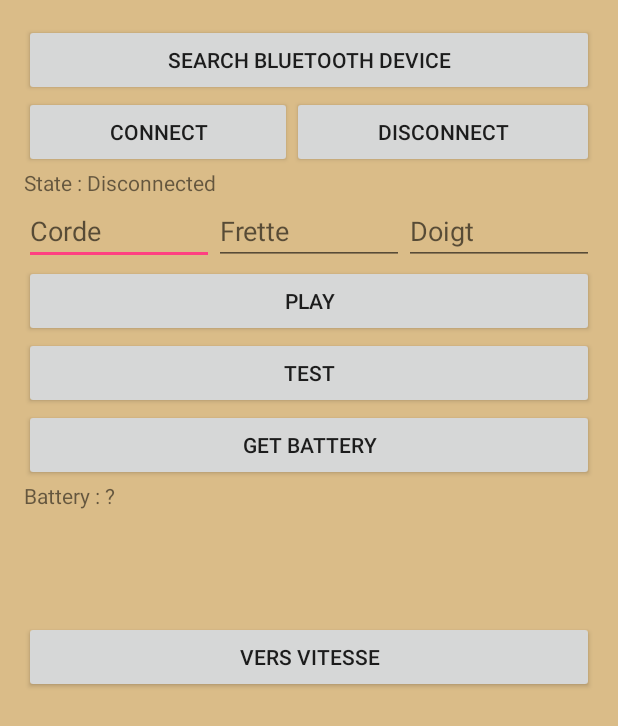
After one commit to Hbarbaroux/PACT-4.5, an Android app: the TestBluetoothActivity screen opened directly, with no data from a screen before it, on a phone screen of 412 x 824 dp. The commit adds this screen. Shown: the top 726 px of the screen. Run offline under Robolectric (Android 15) with nearby library versions, the phone set to English and light mode, and no system bars.

Commit message:
TestBluetoothActivity : création d'une activité entre ChoosePartitionActivity et ChooseSpeedActivity pour effectuer la liaison bluetooth à l'arduino

```diff
--- a/GuitarLEDgend/app/src/main/java/com/example/hugo/guitarledgend/activities/ChoosePartitionActivity.java
+++ b/GuitarLEDgend/app/src/main/java/com/example/hugo/guitarledgend/activities/ChoosePartitionActivity.java
@@ -55,7 +55,7 @@ public class ChoosePartitionActivity extends AppCompatActivity {
                 if (!(file.exists())) {
                     askingForDeletion();
                 } else {
-                    Intent intent = new Intent(ChoosePartitionActivity.this, ChooseSpeedActivity.class);
+                    Intent intent = new Intent(ChoosePartitionActivity.this, TestBluetoothActivity.class);
                     intent.putExtra("partition_id", (long) position + 1);
                     startActivity(intent);
                 }
--- /dev/null
+++ b/GuitarLEDgend/app/src/main/java/com/example/hugo/guitarledgend/activities/TestBluetoothActivity.java
@@ -0,0 +1,155 @@
+package com.example.hugo.guitarledgend.activities;
+
+import java.io.UnsupportedEncodingException;
+import java.util.Arrays;
+
+import android.content.IntentFilter;
+import android.os.Bundle;
+import android.app.Activity;
+import android.bluetooth.BluetoothAdapter;
+import android.bluetooth.BluetoothDevice;
+import android.content.BroadcastReceiver;
+import android.content.Context;
+import android.content.Intent;
+import android.os.Handler;
+import android.os.Looper;
+import android.os.Message;
+import android.view.Menu;
+import android.view.View;
+import android.widget.Button;
+import android.widget.EditText;
+import android.widget.TextView;
+
+import com.example.hugo.guitarledgend.R;
+import com.example.hugo.guitarledgend.bluetooth.BluetoothModule;
+
+public class TestBluetoothActivity extends Activity {
+
+    private TextView mTextView;
+    private TextView mTextViewState;
+    private EditText mEditTextCorde;
+    private EditText mEditTextFrette;
+    private EditText mEditTextDoigt;
+    private Button mButtonSearch;
+    private Handler mHandler;
+    private BluetoothModule myDevice;
+    private Button versVitesse;
+
+
+    private BroadcastReceiver mReceiver = new BroadcastReceiver() {
+        @Override
+        public void onReceive(Context context, Intent intent) {
+            String action = intent.getAction();
+
+            if (action.equals(BluetoothDevice.ACTION_ACL_CONNECTED)) {
+                // TODO : action when connection established
+            }
+            else if (action.equals(BluetoothDevice.ACTION_ACL_DISCONNECTED)) {
+                // TODO : action when connection lost
+            }
+            else if (action.equals(BluetoothModule.ACTION_BATTERY_LOW)) {
+                // TODO : action when battery low
+            }
+        }
+    };
+
+    @Override
+    protected void onCreate(Bundle savedInstanceState) {
+        super.onCreate(savedInstanceState);
+
+        setContentView(R.layout.activity_test_bluetooth);
+
+        mTextView = (TextView) findViewById(R.id.tvDevices);
+        mTextViewState = (TextView) findViewById(R.id.textViewState);
+        mEditTextCorde = (EditText) findViewById(R.id.editTextCorde);
+        mEditTextFrette = (EditText) findViewById(R.id.editTextFrette);
+        mEditTextDoigt = (EditText) findViewById(R.id.editTextDoigt);
+        mButtonSearch = (Button) findViewById(R.id.button_id);
+        versVitesse = (Button) findViewById(R.id.versvitesse);
+
+        IntentFilter mFilter = new IntentFilter(BluetoothDevice.ACTION_ACL_CONNECTED);
+        registerReceiver(mReceiver, mFilter);
+        mFilter = new IntentFilter(BluetoothDevice.ACTION_ACL_DISCONNECTED);
+        registerReceiver(mReceiver, mFilter);
+        mFilter = new IntentFilter(BluetoothModule.ACTION_BATTERY_LOW);
+        registerReceiver(mReceiver, mFilter);
+
+
+
+        // Defines a Handler object that's attached to the UI thread
+        mHandler = new Handler(Looper.getMainLooper()) {
+            @Override
+            public void handleMessage(Message inputMessage) {
+                try {
+                    byte[] shortenedMessage = Arrays.copyOf((byte[]) inputMessage.obj, inputMessage.arg1);
+                    String value = new String(shortenedMessage, "UTF-8");
+                    if (value.equals("1")) {
+                        Intent intent = new Intent(BluetoothModule.ACTION_BATTERY_LOW);
+                        sendBroadcast(intent);
+                    }
+                } catch (UnsupportedEncodingException e) {
+                    e.printStackTrace();
+                }
+            }
+        };
+
+        try {
+            myDevice = new BluetoothModule(this, mHandler);
+        }
+        catch (Exception e) {
+            e.printStackTrace();
+        }
+    }
+
+    @Override
+    protected void onDestroy() {
+        // TODO Auto-generated method stub
+        super.onDestroy();
+
+        unregisterReceiver(mReceiver);
+    }
+
+ /*   @Override
+    public boolean onCreateOptionsMenu(Menu menu) {
+        // Inflate the menu; this adds items to the action bar if it is present.
+        getMenuInflater().inflate(R.menu.main, menu);
+        return true;
+    }*/
+
+    public void onClick_Search(View v) {
+        myDevice.search();
+    }
+
+    public void onClick_Connect(View v) {
+        try {
+            myDevice.connect();
+        } catch (Exception e) {
+            e.printStackTrace();
+        }
+    }
+
+    public void onClick_Next(View v) {
+        Intent intent = new Intent(TestBluetoothActivity.this, ChooseSpeedActivity.class);
+        startActivity(intent);
+    }
+
+    public void onClick_Disconnect(View v) {
+        myDevice.disconnect();
+    }
+
+    public void onClick_Play(View v) {
+        try {
+            myDevice.send(Integer.parseInt(mEditTextCorde.getText().toString()), Integer.parseInt(mEditTextFrette.getText().toString()), Integer.parseInt(mEditTextDoigt.getText().toString()));
+        } catch (Exception e) {
+            e.printStackTrace();
+        }
+    }
+
+    public void onClick_Test(View v) {
+        try {
+            myDevice.send(0,0,1);
+        } catch (Exception e) {
+            e.printStackTrace();
+        }
+    }
+}
--- a/GuitarLEDgend/app/src/main/java/com/example/hugo/guitarledgend/activities/profiles/ProfilesActivity.java
+++ b/GuitarLEDgend/app/src/main/java/com/example/hugo/guitarledgend/activities/profiles/ProfilesActivity.java
@@ -88,14 +88,14 @@ public class ProfilesActivity extends AppCompatActivity implements NavigationVie
         // Handle navigation view item clicks here.
         int id = item.getItemId();
 
-        if (id == R.id.nav_settings) {
+/*        if (id == R.id.nav_settings) {
             Intent intent = new Intent(ProfilesActivity.this, SettingsActivity.class);
             startActivity(intent);
         }
         else if (id == R.id.nav_help) {
             Intent intent = new Intent(ProfilesActivity.this, HelpActivity.class);
             startActivity(intent);
-        }
+        }*/
 
         DrawerLayout drawer = (DrawerLayout) findViewById(R.id.drawer_layout);
         drawer.closeDrawer(GravityCompat.START);
--- /dev/null
+++ b/GuitarLEDgend/app/src/main/res/layout/activity_test_bluetooth.xml
@@ -0,0 +1,138 @@
+<?xml version="1.0" encoding="utf-8"?>
+<RelativeLayout xmlns:android="http://schemas.android.com/apk/res/android"
+    xmlns:tools="http://schemas.android.com/tools"
+    android:layout_width="match_parent"
+    android:layout_height="match_parent"
+    android:paddingBottom="@dimen/activity_vertical_margin"
+    android:paddingLeft="@dimen/activity_horizontal_margin"
+    android:paddingRight="@dimen/activity_horizontal_margin"
+    android:paddingTop="@dimen/activity_vertical_margin"
+    tools:context=".bluetooth.BluetoothActivity" >
+
+    <LinearLayout
+        android:orientation="vertical"
+        android:layout_width="match_parent"
+        android:layout_height="match_parent"
+        android:layout_alignParentLeft="true"
+        android:layout_alignParentStart="true"
+        android:layout_alignParentBottom="true"
+        android:layout_alignParentRight="true"
+        android:layout_alignParentEnd="true"
+        android:layout_alignParentTop="true">
+
+        <Button
+            android:id="@+id/button_id"
+            android:layout_width="match_parent"
+            android:layout_height="wrap_content"
+            android:onClick="onClick_Search"
+            android:text="Search bluetooth device" />
+
+        <LinearLayout
+            android:orientation="horizontal"
+            android:layout_width="match_parent"
+            android:layout_height="wrap_content"
+            android:layout_alignParentBottom="true"
+            android:layout_alignParentLeft="true"
+            android:layout_alignParentStart="true">
+
+            <Button
+                android:text="Connect"
+                android:layout_width="wrap_content"
+                android:layout_height="wrap_content"
+                android:id="@+id/buttonConnect"
+                android:onClick="onClick_Connect"
+                android:layout_weight="1" />
+
+            <Button
+                android:text="Disconnect"
+                android:layout_width="wrap_content"
+                android:layout_height="wrap_content"
+                android:id="@+id/buttonDisconnect"
+                android:onClick="onClick_Disconnect"
+                android:layout_weight="1" />
+
+        </LinearLayout>
+
+        <TextView
+            android:text="State : Disconnected"
+            android:layout_width="match_parent"
+            android:layout_height="wrap_content"
+            android:id="@+id/textViewState" />
+
+        <LinearLayout
+            android:orientation="horizontal"
+            android:layout_width="match_parent"
+            android:layout_height="wrap_content">
+
+            <EditText
+                android:layout_width="match_parent"
+                android:layout_height="wrap_content"
+                android:inputType="numberDecimal"
+                android:ems="10"
+                android:id="@+id/editTextCorde"
+                android:layout_weight="1"
+                android:hint="Corde" />
+
+            <EditText
+                android:layout_width="match_parent"
+                android:layout_height="wrap_content"
+                android:inputType="numberDecimal"
+                android:ems="10"
+                android:id="@+id/editTextFrette"
+                android:layout_weight="1"
+                android:hint="Frette" />
+
+            <EditText
+                android:layout_width="match_parent"
+                android:layout_height="wrap_content"
+                android:inputType="numberDecimal"
+                android:ems="10"
+                android:id="@+id/editTextDoigt"
+                android:layout_weight="1"
+                android:hint="Doigt" />
+
+        </LinearLayout>
+
+        <Button
+            android:text="Play"
+            android:layout_width="match_parent"
+            android:layout_height="wrap_content"
+            android:id="@+id/buttonPlay"
+            android:onClick="onClick_Play" />
+
+
+        <Button
+            android:text="Test"
+            android:layout_width="match_parent"
+            android:layout_height="wrap_content"
+            android:id="@+id/buttonTest"
+            android:onClick="onClick_Test" />
+
+        <Button
+            android:text="Get Battery"
+            android:layout_width="match_parent"
+            android:layout_height="wrap_content"
+            android:id="@+id/buttonBattery" />
+
+        <TextView
+            android:text="Battery : ?"
+            android:layout_width="match_parent"
+            android:layout_height="wrap_content"
+            android:id="@+id/textViewBattery" />
+
+        <TextView
+            android:id="@+id/tvDevices"
+            android:layout_width="match_parent"
+            android:layout_below="@+id/button_id"
+            android:layout_height="74dp" />
+
+        <Button
+            android:text="Vers Vitesse"
+            android:layout_width="match_parent"
+            android:layout_height="wrap_content"
+            android:id="@+id/versvitesse"
+            android:onClick="onClick_Next (TestBluetoothActivity)" />
+
+    </LinearLayout>
+
+</RelativeLayout>
```
Also changed, not shown: GuitarLEDgend/app/src/main/AndroidManifest.xml (+4 -3 lines), GuitarLEDgend/app/src/main/res/drawable/ic_menu_camera.xml (added, +12 -0 lines), GuitarLEDgend/app/src/main/res/drawable/ic_menu_gallery.xml (added, +9 -0 lines), GuitarLEDgend/app/src/main/res/drawable/ic_menu_manage.xml (added, +9 -0 lines), GuitarLEDgend/app/src/main/res/drawable/ic_menu_profils.xml (added, +9 -0 lines), GuitarLEDgend/app/src/main/res/drawable/ic_menu_send.xml (added, +9 -0 lines), GuitarLEDgend/app/src/main/res/drawable/ic_menu_settings.xml (added, +9 -0 lines), GuitarLEDgend/app/src/main/res/drawable/ic_menu_share.xml (added, +9 -0 lines), GuitarLEDgend/app/src/main/res/drawable/ic_menu_slideshow.xml (added, +9 -0 lines), GuitarLEDgend/app/src/main/res/drawable/ic_menu_stats.xml (added, +9 -0 lines).
